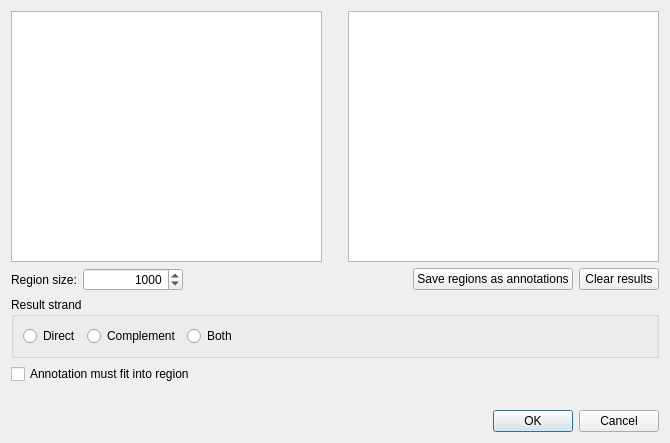
The window that src/plugins/annotator/src/ui/FindAnnotationCollocationsDialog.ui (violethaze74/ugene) describes before a commit, drawn with Qt 5.
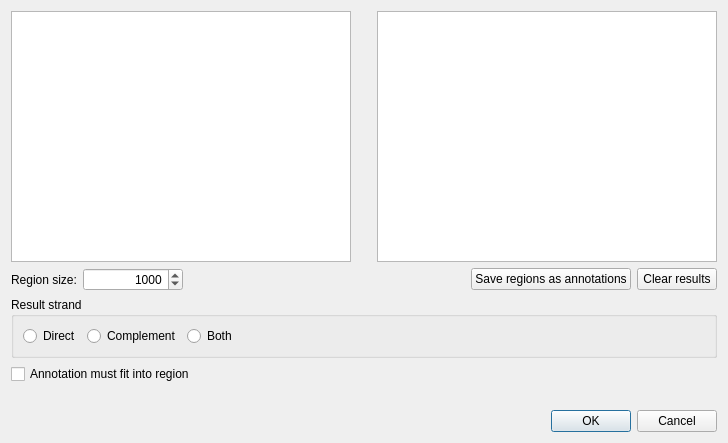
The same window after the commit.

Commit message: "Find groups of annotated regions" dialog layout fix: a button size

Diff of the .ui file:
```diff
--- a/src/plugins/annotator/src/ui/FindAnnotationCollocationsDialog.ui
+++ b/src/plugins/annotator/src/ui/FindAnnotationCollocationsDialog.ui
@@ -6,7 +6,7 @@
    <rect>
     <x>0</x>
     <y>0</y>
-    <width>670</width>
+    <width>728</width>
     <height>443</height>
    </rect>
   </property>
@@ -20,10 +20,19 @@
    <string>Find Groups of Annotated Regions</string>
   </property>
   <layout class="QVBoxLayout" name="verticalLayout">
+   <property name="sizeConstraint">
+    <enum>QLayout::SetMinAndMaxSize</enum>
+   </property>
    <item>
     <layout class="QGridLayout" name="gridLayout_2">
+     <property name="sizeConstraint">
+      <enum>QLayout::SetMinAndMaxSize</enum>
+     </property>
      <item row="0" column="0">
       <layout class="QGridLayout" name="gridLayout">
+       <property name="sizeConstraint">
+        <enum>QLayout::SetMinAndMaxSize</enum>
+       </property>
        <item row="0" column="0">
         <widget class="QTreeWidget" name="annotationsTree">
          <property name="minimumSize">
@@ -127,6 +136,9 @@
        </item>
        <item row="1" column="2">
         <layout class="QHBoxLayout" name="horizontalLayout_2">
+         <property name="sizeConstraint">
+          <enum>QLayout::SetMinAndMaxSize</enum>
+         </property>
          <item>
           <spacer name="horizontalSpacer">
            <property name="orientation">
@@ -134,7 +146,7 @@
            </property>
            <property name="sizeHint" stdset="0">
             <size>
-             <width>40</width>
+             <width>0</width>
              <height>20</height>
             </size>
            </property>
```
